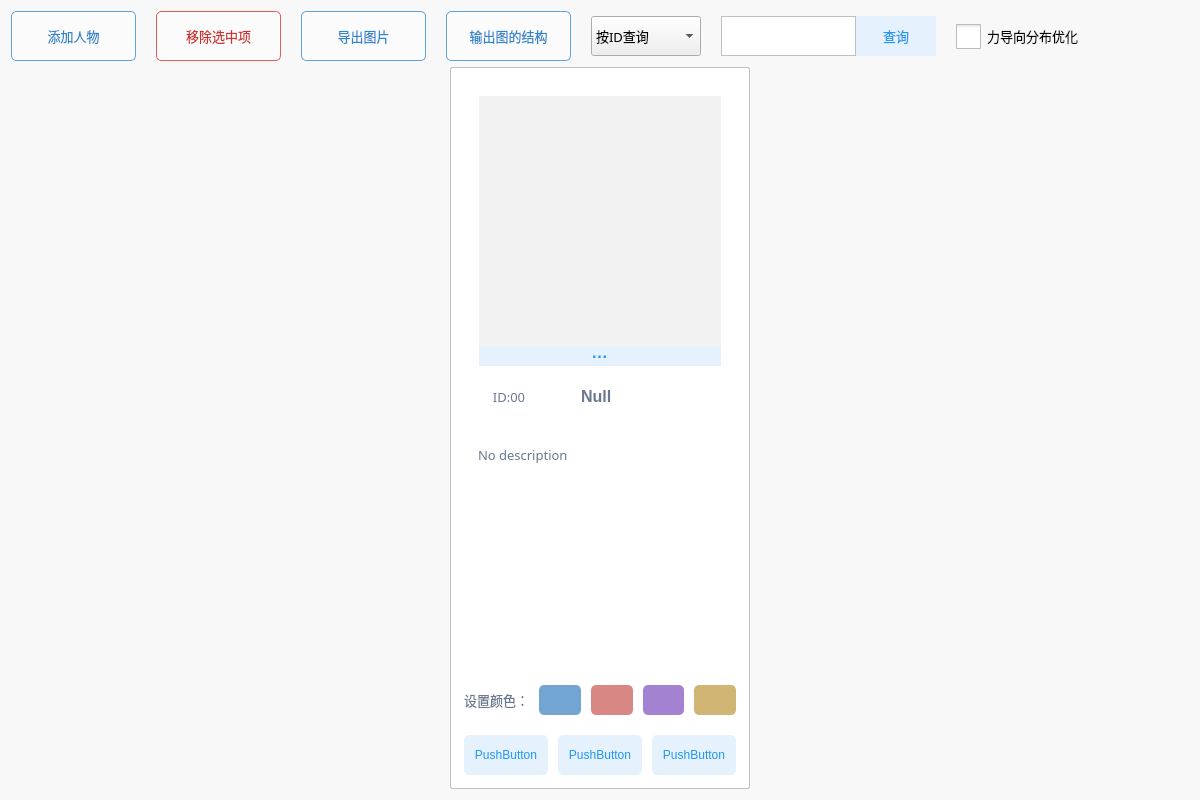
zzaiyan/SocialNetwork, file mycanvas.ui: the form before one commit.
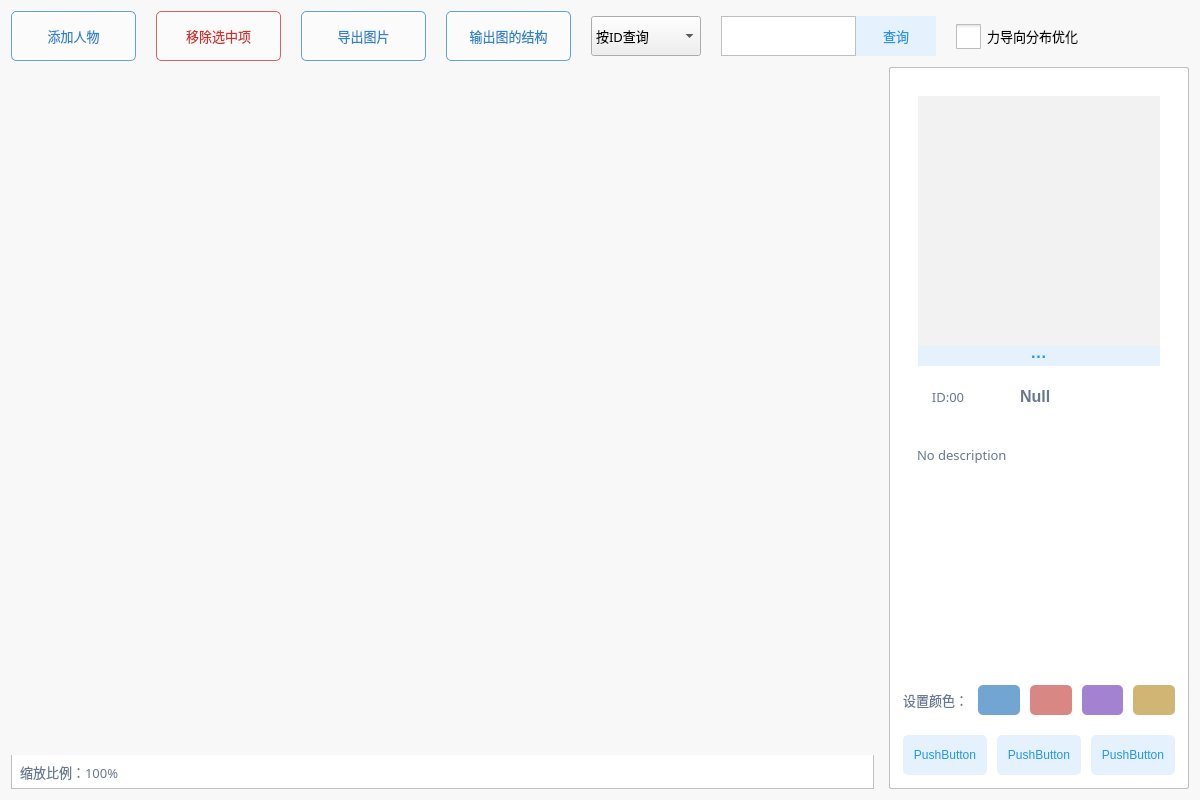
The form after the commit. Icons and pictures are not drawn.

Commit message: 修复读文件时的bug，支持显示缩放比例

Diff of the .ui file:
```diff
--- a/mycanvas.ui
+++ b/mycanvas.ui
@@ -55,7 +55,7 @@
 }
 QGraphicsView{
 	border: 1px solid #BEBFC2;
-	border-radius: 2px;
+	border-bottom: 0px;
 }
 QCheckBox::indicator {
         width: 25px;
@@ -305,12 +305,61 @@
     </layout>
    </item>
    <item>
-    <layout class="QHBoxLayout" name="horizontalLayout_5" stretch="7,3">
+    <layout class="QHBoxLayout" name="horizontalLayout_5" stretch="0,3">
      <property name="spacing">
-      <number>30</number>
+      <number>15</number>
      </property>
      <item>
-      <layout class="QHBoxLayout" name="horizontalLayout_6"/>
+      <layout class="QVBoxLayout" name="verticalLayout_4" stretch="0">
+       <property name="spacing">
+        <number>5</number>
+       </property>
+       <item>
+        <layout class="QVBoxLayout" name="verticalLayout_6" stretch="20,1">
+         <property name="spacing">
+          <number>0</number>
+         </property>
+         <item>
+          <layout class="QHBoxLayout" name="horizontalLayout_6"/>
+         </item>
+         <item>
+          <layout class="QHBoxLayout" name="horizontalLayout_8">
+           <item>
+            <widget class="QLabel" name="zoomLabel">
+             <property name="minimumSize">
+              <size>
+               <width>80</width>
+               <height>0</height>
+              </size>
+             </property>
+             <property name="maximumSize">
+              <size>
+               <width>16777215</width>
+               <height>16777215</height>
+              </size>
+             </property>
+             <property name="font">
+              <font>
+               <family>Microsoft YaHei</family>
+               <pointsize>10</pointsize>
+              </font>
+             </property>
+             <property name="styleSheet">
+              <string notr="true">border: 1px solid #BEBFC2;
+border-top: 0px;
+background-color: white;
+padding: 5px;</string>
+             </property>
+             <property name="text">
+              <string>缩放比例：100%</string>
+             </property>
+            </widget>
+           </item>
+          </layout>
+         </item>
+        </layout>
+       </item>
+      </layout>
      </item>
      <item>
       <widget class="QWidget" name="widget" native="true">
```
The commit also changes 7 other files.
